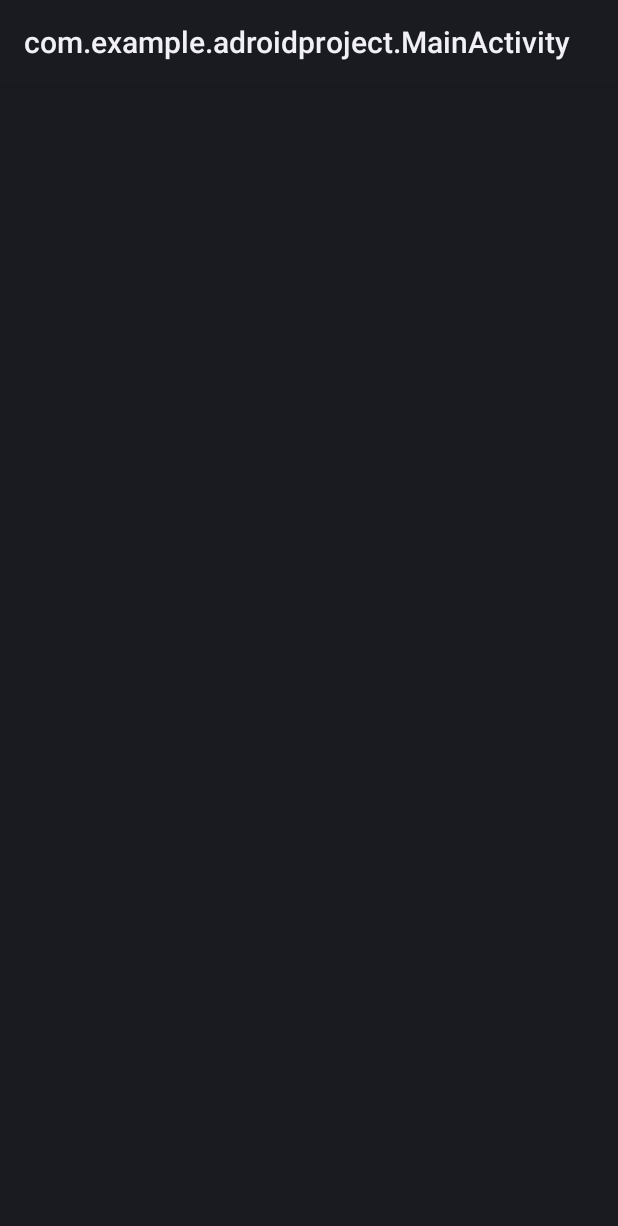
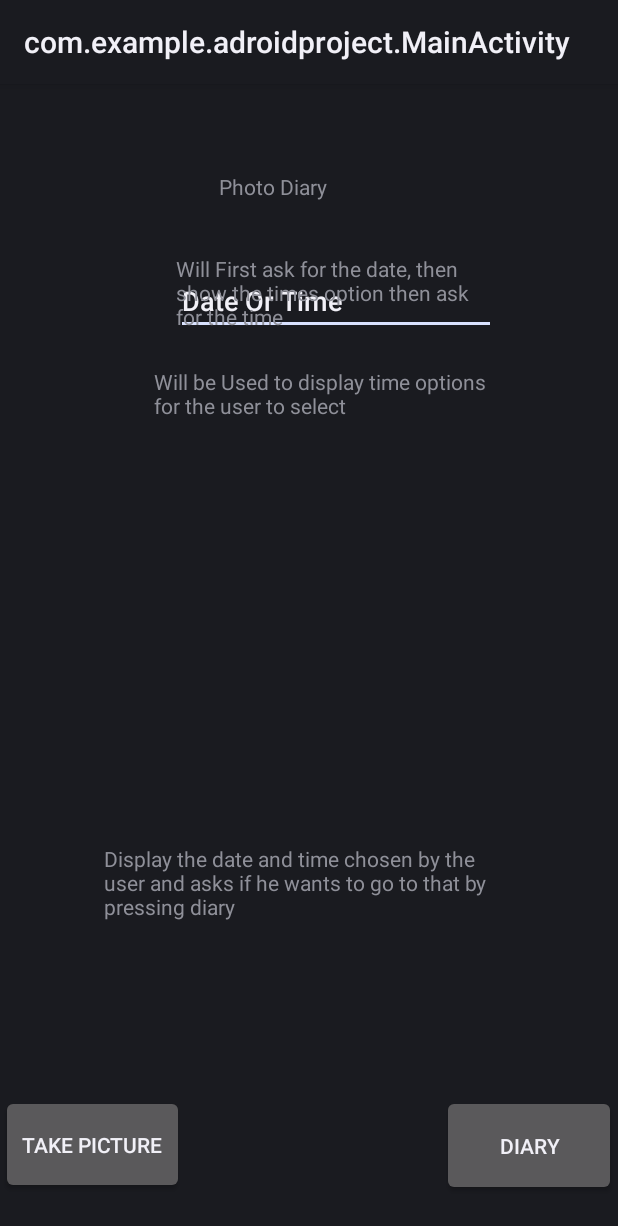
Before and after one commit to michelraskin/PhotoDiary, an Android app: the screen it shows after launch (MainActivity), on a phone screen of 412 x 824 dp. Shown: the top 1226 px of the screen. Run offline under Robolectric (Android 15) with nearby library versions, the phone set to English and light mode, and no system bars.

Commit message:
Mudando a Porra toda pra parar com a putaria

```diff
--- a/app/src/main/java/com/example/adroidproject/MainActivity.java
+++ b/app/src/main/java/com/example/adroidproject/MainActivity.java
@@ -1,11 +1,12 @@
 package com.example.adroidproject;
 
+import android.app.Activity;
 import android.content.Intent;
 import android.support.v7.app.AppCompatActivity;
 import android.os.Bundle;
 import android.view.View;
 
-public class MainActivity extends AppCompatActivity {
+public class MainActivity extends Activity {
 
     @Override
     protected void onCreate(Bundle savedInstanceState) {
--- a/app/src/main/java/com/example/adroidproject/PhotoActivity.java
+++ b/app/src/main/java/com/example/adroidproject/PhotoActivity.java
@@ -1,6 +1,7 @@
 package com.example.adroidproject;
 
 import android.Manifest;
+import android.app.Activity;
 import android.content.Context;
 import android.content.Intent;
 import android.content.pm.PackageManager;
@@ -22,7 +23,7 @@ import java.io.PrintWriter;
 import java.text.SimpleDateFormat;
 import java.util.Date;
 
-public class PhotoActivity extends AppCompatActivity implements LocationListener {
+public class PhotoActivity extends Activity implements LocationListener {
     LocationManager mLocationManager;
     private String file_path;
 
--- a/app/src/main/res/layout/activity_main.xml
+++ b/app/src/main/res/layout/activity_main.xml
@@ -58,44 +58,55 @@
         android:layout_height="wrap_content"
         android:layout_marginStart="117dp"
         android:layout_marginEnd="81dp"
+        android:layout_marginBottom="21dp"
         android:ems="10"
         android:inputType="textPersonName"
         android:text="Date Or Time"
+        app:layout_constraintBottom_toTopOf="@+id/timeOpt"
         app:layout_constraintEnd_toEndOf="parent"
-        app:layout_constraintStart_toStartOf="parent"
-        tools:layout_editor_absoluteY="144dp" />
+        app:layout_constraintStart_toStartOf="parent" />
 
     <TextView
         android:id="@+id/diaryData"
         android:layout_width="196dp"
-        android:layout_height="72dp"
+        android:layout_height="55dp"
         android:layout_marginStart="117dp"
+        android:layout_marginTop="33dp"
         android:layout_marginEnd="98dp"
+        android:layout_marginBottom="600dp"
         android:text="Will First ask for the date, then show the times option then ask for the time"
+        app:layout_constraintBottom_toBottomOf="parent"
         app:layout_constraintEnd_toEndOf="parent"
+        app:layout_constraintHorizontal_bias="0.0"
         app:layout_constraintStart_toStartOf="parent"
-        tools:layout_editor_absoluteY="51dp" />
+        app:layout_constraintTop_toBottomOf="@+id/title" />
 
     <TextView
         android:id="@+id/timeOpt"
         android:layout_width="228dp"
-        android:layout_height="200dp"
+        android:layout_height="210dp"
         android:layout_marginStart="102dp"
+        android:layout_marginTop="200dp"
         android:layout_marginEnd="81dp"
+        android:layout_marginBottom="56dp"
         android:text="Will be Used to display time options for the user to select"
+        app:layout_constraintBottom_toTopOf="@+id/Choices"
         app:layout_constraintEnd_toEndOf="parent"
         app:layout_constraintStart_toStartOf="parent"
-        tools:layout_editor_absoluteY="210dp" />
+        app:layout_constraintTop_toTopOf="parent" />
 
     <TextView
         android:id="@+id/Choices"
         android:layout_width="273dp"
         android:layout_height="68dp"
         android:layout_marginStart="69dp"
+        android:layout_marginTop="52dp"
         android:layout_marginEnd="69dp"
+        android:layout_marginBottom="111dp"
         android:text="Display the date and time chosen by the user and asks if he wants to go to that by pressing diary"
+        app:layout_constraintBottom_toTopOf="@+id/takePicture"
         app:layout_constraintEnd_toEndOf="parent"
-        app:layout_constraintHorizontal_bias="1.0"
+        app:layout_constraintHorizontal_bias="0.0"
         app:layout_constraintStart_toStartOf="parent"
-        tools:layout_editor_absoluteY="466dp" />
+        app:layout_constraintTop_toBottomOf="@+id/timeOpt" />
 </android.support.constraint.ConstraintLayout>
```
Also changed, not shown: app/src/main/AndroidManifest.xml (+14 -2 lines).
